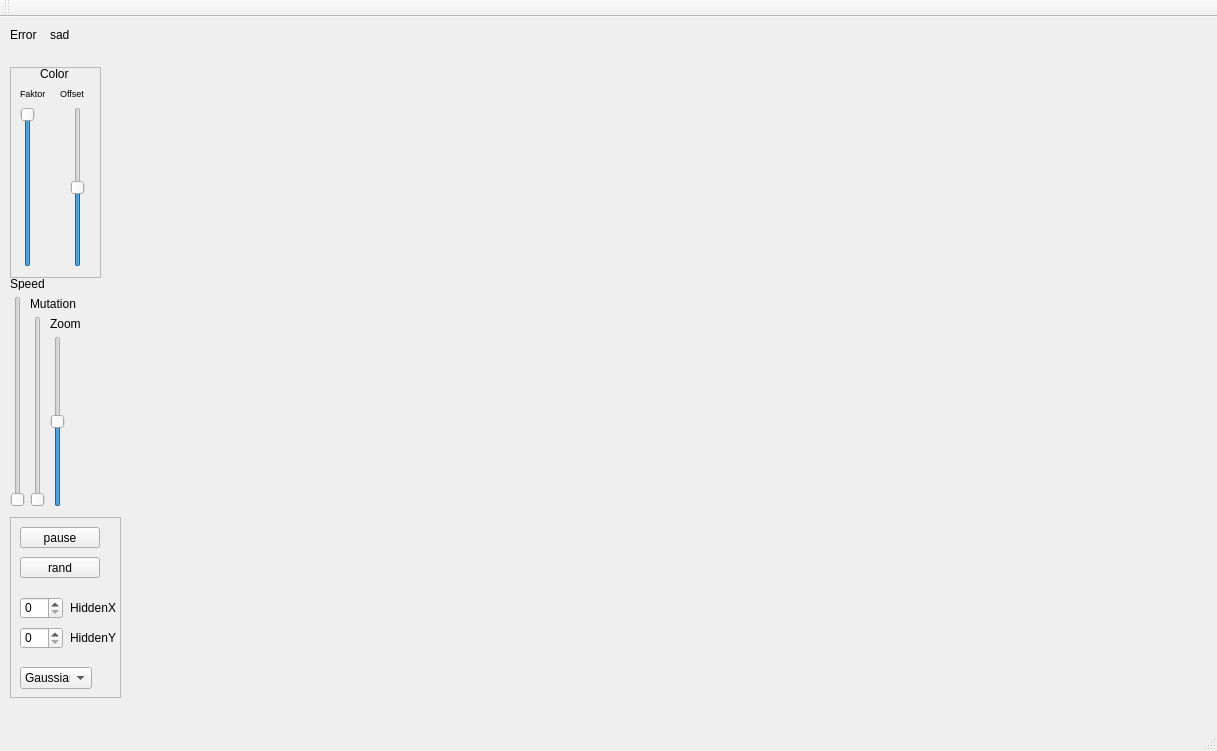
The window that examples/X-OR GUI/mainwindow.ui (KROIA/Neural-net) describes before a commit, drawn with Qt 5.
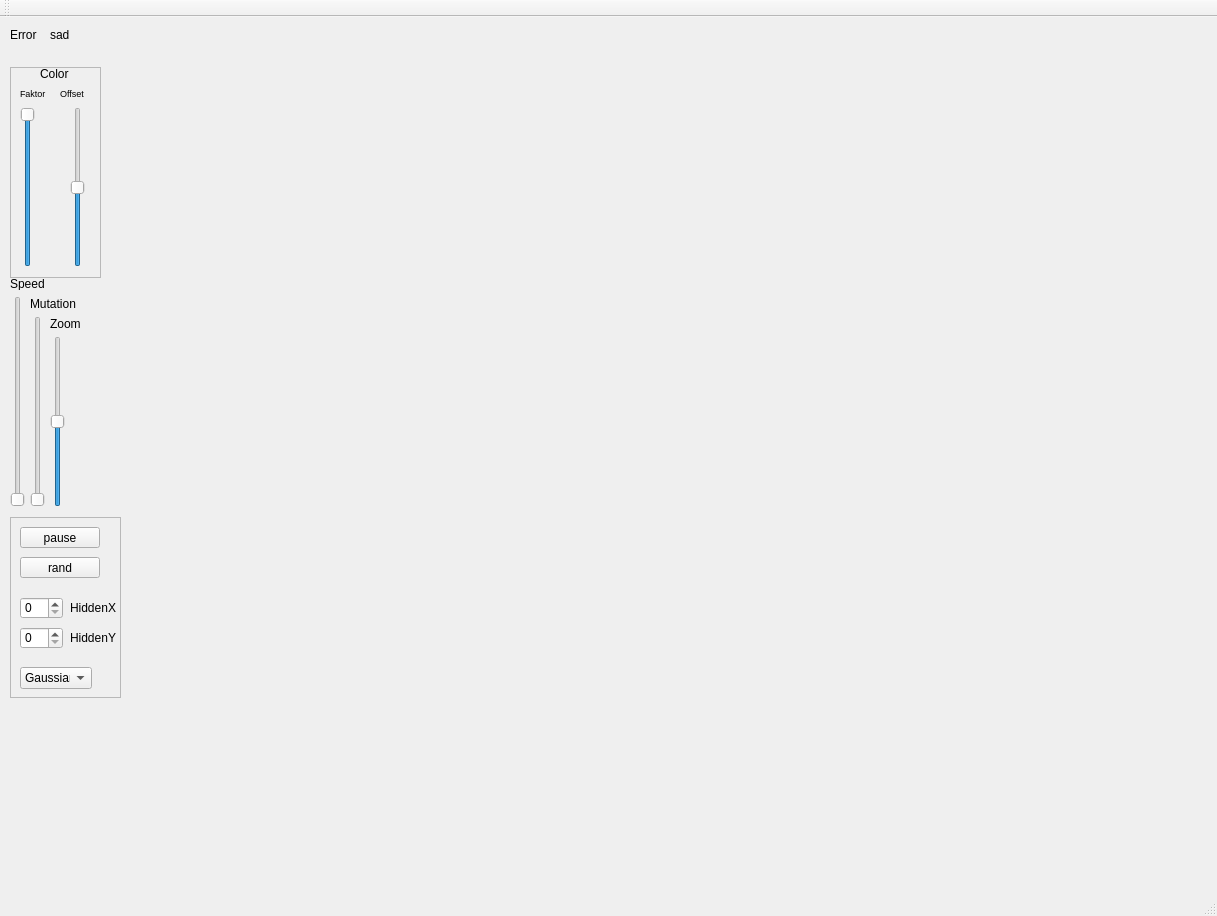
The same window after the commit.

Patch:
```diff
--- a/examples/X-OR GUI/mainwindow.ui
+++ b/examples/X-OR GUI/mainwindow.ui
@@ -7,7 +7,7 @@
     <x>0</x>
     <y>0</y>
     <width>1217</width>
-    <height>751</height>
+    <height>916</height>
    </rect>
   </property>
   <property name="windowTitle">
```
Left out of the diff: 2 changed lines with no effect on the pictures.
